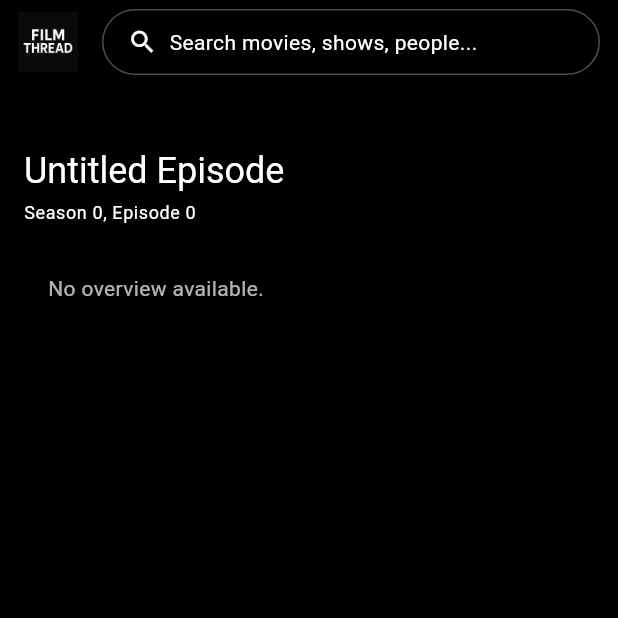
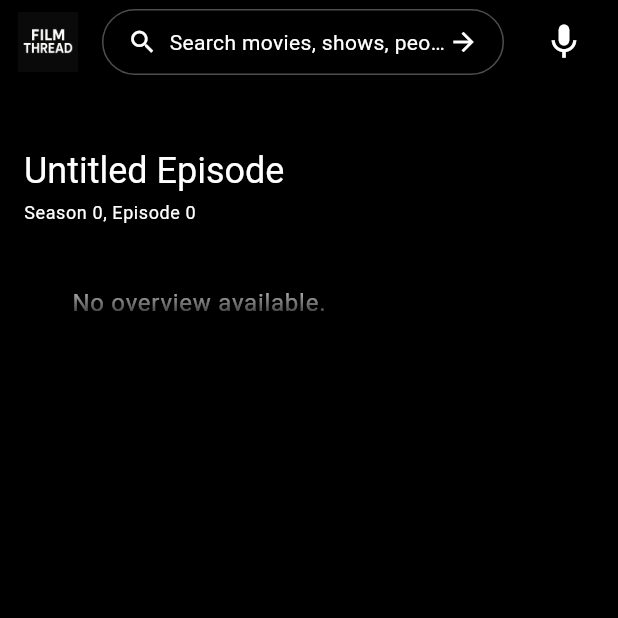
Before and after one commit to Gavin-P-Smith/film_thread, a Flutter app: the EpisodePage screen opened directly with empty values, on a phone screen of 412 x 824 dp, the top half of it. Run offline on Flutter 3.47's test engine with Material 3 defaults, Android fonts, the phone set to English and light mode, and no system bars; our stand-ins replace html_unescape; network calls fail.

Commit message:
UX Changes to header and serch implimnenation

```diff
--- a/lib/screens/episode_page.dart
+++ b/lib/screens/episode_page.dart
@@ -2,6 +2,8 @@ import 'package:flutter/material.dart';
 import '../services/tmdb_service.dart';
 import 'actor_page.dart';
 import '../widgets/unified_app_bar.dart';
+import '../widgets/expandable_text_preview.dart';
+import '../widgets/large_text_page.dart';
 
 class EpisodePage extends StatefulWidget {
   final int tvId;
@@ -71,12 +73,18 @@ class _EpisodePageState extends State<EpisodePage> {
         if (currentIndex > 0)
           TextButton.icon(
             icon: const Icon(Icons.arrow_back),
-            label: Text('Ep ${episodesInSeason[currentIndex - 1]['episode_number']}', style: textTheme.bodyMedium),
+            label: Text(
+              'Ep ${episodesInSeason[currentIndex - 1]['episode_number']}',
+              style: textTheme.bodyMedium,
+            ),
             onPressed: () => navigateToEpisode(episodesInSeason[currentIndex - 1]['episode_number']),
           ),
         if (currentIndex < episodesInSeason.length - 1)
           TextButton.icon(
-            icon: Text('Ep ${episodesInSeason[currentIndex + 1]['episode_number']}', style: textTheme.bodyMedium),
+            icon: Text(
+              'Ep ${episodesInSeason[currentIndex + 1]['episode_number']}',
+              style: textTheme.bodyMedium,
+            ),
             label: const Icon(Icons.arrow_forward),
             onPressed: () => navigateToEpisode(episodesInSeason[currentIndex + 1]['episode_number']),
           ),
@@ -150,10 +158,10 @@ class _EpisodePageState extends State<EpisodePage> {
           ),
         const SizedBox(width: 16),
         Expanded(
-          child: Text(
-            (overview != null && overview.isNotEmpty) ? overview : 'No overview available.',
-            style: textTheme.bodyMedium,
-            textAlign: TextAlign.justify,
+          child: ExpandableTextPreview(
+            title: 'Episode Overview',
+            text: (overview != null && overview.isNotEmpty) ? overview : 'No overview available.',
+            heroTag: 'episode_overview_${widget.tvId}_${widget.seasonNumber}_${widget.episodeNumber}',
           ),
         ),
       ],
@@ -183,7 +191,7 @@ class _EpisodePageState extends State<EpisodePage> {
                   Navigator.push(
                     context,
                     MaterialPageRoute(
-                      builder: (_) => ActorPage(actorName: actor['name']),
+                      builder: (_) => ActorPage(actorId: actor['id']),
                     ),
                   );
                 },
@@ -225,7 +233,7 @@ class _EpisodePageState extends State<EpisodePage> {
     }
 
     return Scaffold(
-      appBar: const UnifiedAppBar(showMic: false),
+      appBar: const UnifiedAppBar(), // ✅ Mic now included consistently
       body: SingleChildScrollView(
         padding: const EdgeInsets.all(16),
         child: Column(
--- /dev/null
+++ b/lib/widgets/expandable_text_preview.dart
@@ -0,0 +1,72 @@
+import 'package:flutter/material.dart';
+import 'large_text_page.dart'; // Make sure this file exists in the same folder or update the import
+
+class ExpandableTextPreview extends StatelessWidget {
+  final String title;      // e.g. "Overview"
+  final String text;       // Full text to display
+  final String heroTag;    // Unique tag for Hero animation
+
+  const ExpandableTextPreview({
+    required this.title,
+    required this.text,
+    required this.heroTag,
+    super.key,
+  });
+
+  @override
+  Widget build(BuildContext context) {
+    final textStyle = Theme.of(context).textTheme.bodyLarge;
+
+    return GestureDetector(
+      onTap: () {
+        Navigator.push(
+          context,
+          PageRouteBuilder(
+            transitionDuration: const Duration(milliseconds: 400),
+            pageBuilder: (_, __, ___) => LargeTextPage(
+              title: title,
+              text: text,
+              heroTag: heroTag,
+            ),
+          ),
+        );
+      },
+      child: Hero(
+        tag: heroTag,
+        child: Container(
+          padding: const EdgeInsets.symmetric(horizontal: 16, vertical: 8),
+          child: Stack(
+            children: [
+              Text(
+                text,
+                maxLines: 3,
+                overflow: TextOverflow.ellipsis,
+                style: textStyle,
+              ),
+              Positioned(
+                bottom: 0,
+                left: 0,
+                right: 0,
+                height: 30,
+                child: IgnorePointer(
+                  child: Container(
+                    decoration: BoxDecoration(
+                      gradient: LinearGradient(
+                        begin: Alignment.topCenter,
+                        end: Alignment.bottomCenter,
+                        colors: [
+                          Colors.transparent,
+                          Theme.of(context).scaffoldBackgroundColor.withOpacity(0.9),
+                        ],
+                      ),
+                    ),
+                  ),
+                ),
+              ),
+            ],
+          ),
+        ),
+      ),
+    );
+  }
+}
```
Also changed, not shown: lib/screens/actor_page.dart (+23 -44 lines), lib/screens/landing_page.dart (+3 -16 lines), lib/screens/movie_page.dart (+11 -3 lines), lib/screens/results_page.dart (added, +128 -0 lines), lib/screens/tv_page.dart (+92 -9 lines), lib/services/tmdb_service.dart (+46 -17 lines), lib/widgets/large_text_page.dart (added, +40 -0 lines), lib/widgets/unified_app_bar.dart (+32 -5 lines).
